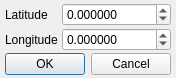
Qt form src/plugins/map/setlocation.ui (xnamed/vacuum-im) before a commit.
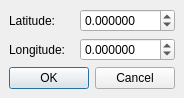
The same form after that commit.

Diff of the .ui file:
```diff
--- a/src/plugins/map/setlocation.ui
+++ b/src/plugins/map/setlocation.ui
@@ -6,12 +6,12 @@
    <rect>
     <x>0</x>
     <y>0</y>
-    <width>170</width>
-    <height>77</height>
+    <width>180</width>
+    <height>97</height>
    </rect>
   </property>
   <property name="sizePolicy">
-   <sizepolicy hsizetype="Expanding" vsizetype="Preferred">
+   <sizepolicy hsizetype="Expanding" vsizetype="Expanding">
     <horstretch>0</horstretch>
     <verstretch>0</verstretch>
    </sizepolicy>
@@ -27,51 +27,46 @@
   </property>
   <layout class="QGridLayout" name="gridLayout">
    <property name="leftMargin">
-    <number>5</number>
+    <number>9</number>
    </property>
    <property name="topMargin">
-    <number>3</number>
+    <number>9</number>
    </property>
    <property name="rightMargin">
-    <number>5</number>
+    <number>9</number>
    </property>
    <property name="bottomMargin">
-    <number>3</number>
+    <number>9</number>
    </property>
-   <property name="horizontalSpacing">
-    <number>4</number>
+   <property name="spacing">
+    <number>6</number>
    </property>
-   <property name="verticalSpacing">
-    <number>2</number>
-   </property>
-   <item row="0" column="0">
-    <widget class="QLabel" name="lblLatitude">
+   <item row="1" column="1">
+    <widget class="QDoubleSpinBox" name="dspbLongitude">
      <property name="sizePolicy">
       <sizepolicy hsizetype="Preferred" vsizetype="Preferred">
        <horstretch>0</horstretch>
        <verstretch>0</verstretch>
       </sizepolicy>
      </property>
-     <property name="font">
-      <font>
-       <pointsize>9</pointsize>
-      </font>
+     <property name="decimals">
+      <number>6</number>
      </property>
-     <property name="text">
-      <string>Latitude</string>
+     <property name="minimum">
+      <double>-180.000000000000000</double>
      </property>
-     <property name="textInteractionFlags">
-      <set>Qt::NoTextInteraction</set>
+     <property name="maximum">
+      <double>180.000000000000000</double>
      </property>
-     <property name="buddy">
-      <cstring>dspbLatitude</cstring>
+     <property name="singleStep">
+      <double>0.000100000000000</double>
      </property>
     </widget>
    </item>
    <item row="0" column="1">
     <widget class="QDoubleSpinBox" name="dspbLatitude">
      <property name="sizePolicy">
-      <sizepolicy hsizetype="Expanding" vsizetype="Preferred">
+      <sizepolicy hsizetype="Preferred" vsizetype="Preferred">
        <horstretch>0</horstretch>
        <verstretch>0</verstretch>
       </sizepolicy>
@@ -93,53 +88,7 @@
      </property>
     </widget>
    </item>
-   <item row="1" column="0">
-    <widget class="QLabel" name="lblLongitude">
-     <property name="sizePolicy">
-      <sizepolicy hsizetype="Preferred" vsizetype="Preferred">
-       <horstretch>0</horstretch>
-       <verstretch>0</verstretch>
-      </sizepolicy>
-     </property>
-     <property name="font">
-      <font>
-       <pointsize>9</pointsize>
-      </font>
-     </property>
-     <property name="text">
-      <string>Longitude</string>
-     </property>
-     <property name="textInteractionFlags">
-      <set>Qt::NoTextInteraction</set>
-     </property>
-     <property name="buddy">
-      <cstring>dspbLongitude</cstring>
-     </property>
-    </widget>
-   </item>
-   <item row="1" column="1">
-    <widget class="QDoubleSpinBox" name="dspbLongitude">
-     <property name="sizePolicy">
-      <sizepolicy hsizetype="Expanding" vsizetype="Preferred">
-       <horstretch>0</horstretch>
-       <verstretch>0</verstretch>
-      </sizepolicy>
-     </property>
-     <property name="decimals">
-      <number>6</number>
-     </property>
-     <property name="minimum">
-      <double>-180.000000000000000</double>
-     </property>
-     <property name="maximum">
-      <double>180.000000000000000</double>
-     </property>
-     <property name="singleStep">
-      <double>0.000100000000000</double>
-     </property>
-    </widget>
-   </item>
-   <item row="2" column="0" colspan="2">
+   <item row="3" column="0" colspan="2">
     <widget class="QDialogButtonBox" name="bboxOkCancel">
      <property name="sizePolicy">
       <sizepolicy hsizetype="Expanding" vsizetype="Preferred">
@@ -158,6 +107,45 @@
      </property>
     </widget>
    </item>
+   <item row="2" column="0" colspan="2">
+    <spacer name="verticalSpacer">
+     <property name="orientation">
+      <enum>Qt::Vertical</enum>
+     </property>
+     <property name="sizeHint" stdset="0">
+      <size>
+       <width>20</width>
+       <height>40</height>
+      </size>
+     </property>
+    </spacer>
+   </item>
+   <item row="0" column="0">
+    <widget class="QLabel" name="lblLatitude">
+     <property name="sizePolicy">
+      <sizepolicy hsizetype="Expanding" vsizetype="Preferred">
+       <horstretch>0</horstretch>
+       <verstretch>0</verstretch>
+      </sizepolicy>
+     </property>
+     <property name="text">
+      <string>Latitude:</string>
+     </property>
+    </widget>
+   </item>
+   <item row="1" column="0">
+    <widget class="QLabel" name="lblLongitude">
+     <property name="sizePolicy">
+      <sizepolicy hsizetype="Expanding" vsizetype="Preferred">
+       <horstretch>0</horstretch>
+       <verstretch>0</verstretch>
+      </sizepolicy>
+     </property>
+     <property name="text">
+      <string>Longitude:</string>
+     </property>
+    </widget>
+   </item>
   </layout>
  </widget>
  <resources/>
```
